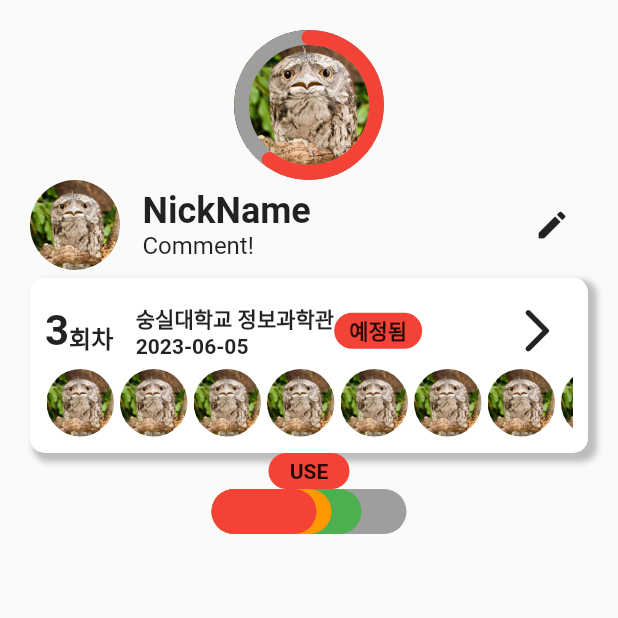
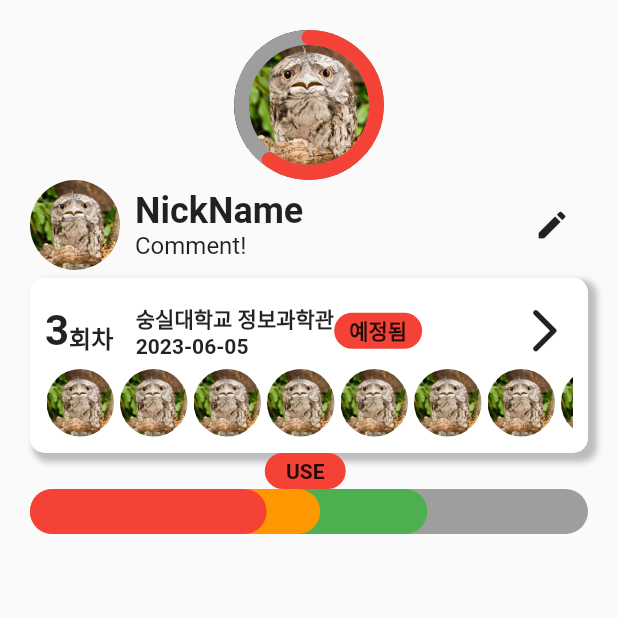
Before and after one commit to rbgus2002/cactusdy, a Flutter app: the screen it shows after launch, after a tap on "Work Space Screen", on a phone screen of 412 x 824 dp, the top half of it. Run offline on Flutter 3.47's test engine with Material 2 defaults, Android fonts, the phone set to English and light mode, and no system bars.

Commit message:
[F] Change : ALL : 기타 세부 내역 수정

```diff
--- a/frontend/lib/themes/design.dart
+++ b/frontend/lib/themes/design.dart
@@ -4,6 +4,10 @@ import 'package:group_study_app/themes/color_styles.dart';
 class Design{
   static const double padding = 15;
   static const double borderRadius = 10;
+
+  static const EdgeInsets edge5 = EdgeInsets.all(5.0);
+  static const EdgeInsets edge10 = EdgeInsets.all(10.0);
+  static const EdgeInsets edge15 = EdgeInsets.all(15.0);
 
   static const SizedBox padding5 = SizedBox(width: 5, height: 5,);
   static const SizedBox padding10 = SizedBox(width: 10, height: 10,);
--- a/frontend/lib/widgets/Tags/study_tag.dart
+++ b/frontend/lib/widgets/Tags/study_group_tag.dart
@@ -4,12 +4,12 @@ import 'package:group_study_app/themes/text_styles.dart';
 import 'package:group_study_app/widgets/Tags/tag.dart';
 import 'package:group_study_app/widgets/buttons/circle_button.dart';
 
-class StudyTag extends TagButton {
+class StudyGroupTag extends TagButton {
   static const studyTagPadding = EdgeInsets.fromLTRB(3, 3, 10, 3);
   Image? image;
   String name;
 
-  StudyTag({
+  StudyGroupTag({
     this.image,
     this.name = "",
     super.key,
--- a/frontend/lib/widgets/Tags/tag.dart
+++ b/frontend/lib/widgets/Tags/tag.dart
@@ -35,6 +35,7 @@ class TagButton extends StatelessWidget{
       height: height,
       padding: padding,
 
+      margin: const EdgeInsets.fromLTRB(0, 0, 5, 0),
       decoration: BoxDecoration(
         color: color,
         borderRadius: BorderRadius.circular(height * 0.5),
--- a/frontend/lib/widgets/charts/bar_chart.dart
+++ b/frontend/lib/widgets/charts/bar_chart.dart
@@ -8,7 +8,7 @@ class BarChart extends Chart {
     Key? key,
     required super.percentInfos,
     super.backgroundColor,
-    super.stroke = 30,
+    super.stroke = 25,
 
     this.width = 100,
   }) : super(key: key);
@@ -17,12 +17,12 @@ class BarChart extends Chart {
   Widget build(BuildContext context) {
     return SizedBox(
         height: stroke,
-        width: width,
+        width: double.infinity,
 
         child: CustomPaint(
           painter: _BarChartPaint(
               percentInfos: percentInfos,
-              bar_chart: backgroundColor,
+              backgroundColor: backgroundColor,
               stroke: stroke
           ),
         )
@@ -31,26 +31,28 @@ class BarChart extends Chart {
 }
 
 class _BarChartPaint extends CustomPainter {
-  final Color bar_chart;
+  final Color backgroundColor;
   final double stroke;
 
   final List<PercentInfo> percentInfos;
 
   _BarChartPaint({
     required this.percentInfos,
-    required this.bar_chart,
+    required this.backgroundColor,
     required this.stroke,
   });
 
   @override
   void paint(Canvas canvas, Size size) {
     double verticalBase = size.height * 0.5;
+    double radius = stroke * 0.5;
+    double width = size.width - radius;
 
-    final Offset leftPoint = Offset(0, verticalBase);
-    Offset rightPoint = Offset(size.width, verticalBase);
+    final Offset leftPoint = Offset(radius, verticalBase);
+    Offset rightPoint = Offset(width, verticalBase);
 
     Paint paint = Paint()
-      ..color = bar_chart
+      ..color = backgroundColor
       ..strokeWidth = stroke
       ..style = PaintingStyle.stroke
       ..strokeCap = StrokeCap.round;
@@ -67,7 +69,7 @@ class _BarChartPaint extends CustomPainter {
     for (int i = percentInfos.length - 1; i >= 0; --i) {
       startPoint -= percentInfos[i].percent;
 
-      rightPoint = Offset((startPoint + percentInfos[i].percent) * size.width, verticalBase);
+      rightPoint = Offset((startPoint + percentInfos[i].percent) * width, verticalBase);
       paint.color = percentInfos[i].color;
 
       canvas.drawLine(leftPoint, rightPoint, paint);
--- a/frontend/lib/widgets/user_line_profile.dart
+++ b/frontend/lib/widgets/user_line_profile.dart
@@ -30,7 +30,7 @@ class UserLineProfile extends StatelessWidget {
 
       children: [
         CircleButton(scale: 60.0, onTap: onTap, child: image,), //< FIXME : size should be calculated
-        const SizedBox(width: Design.padding,),
+        Design.padding10,
         Flexible(
           fit: FlexFit.tight,
           child: Column(
--- /dev/null
+++ b/frontend/lib/widgets/user_profile_panel.dart
@@ -0,0 +1 @@
+import 'package:flutter/material.dart';
```
